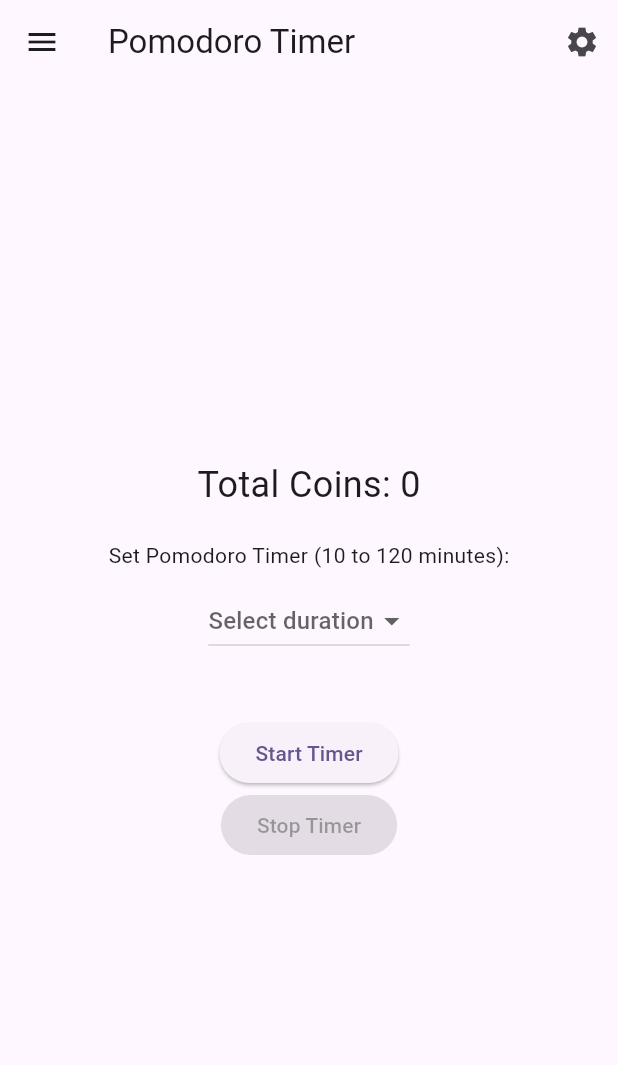
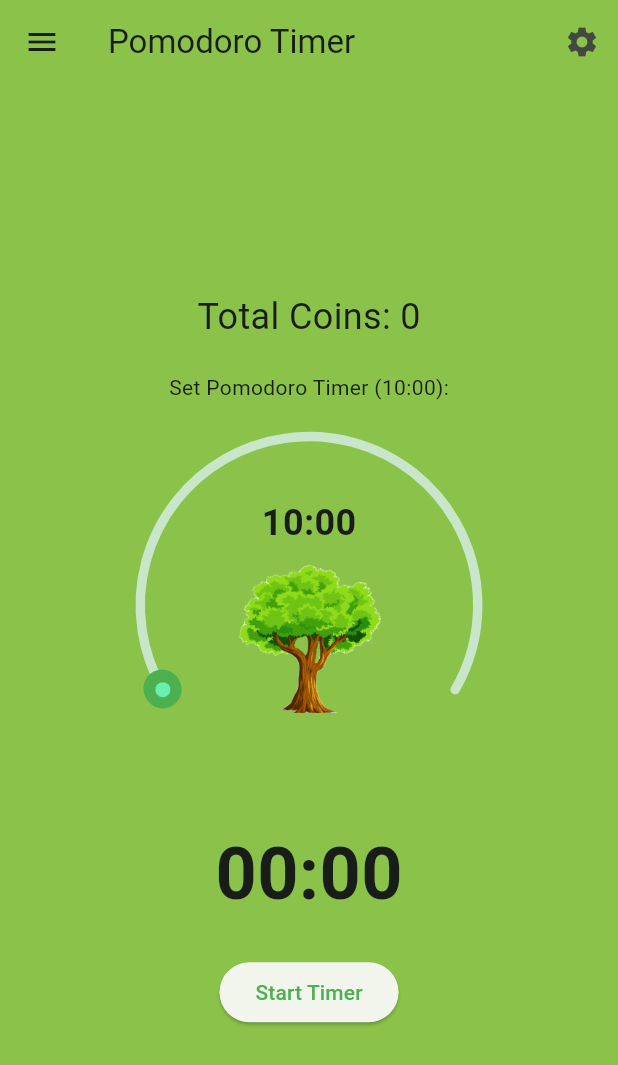
Before and after one commit to Ais3l/productivity_app_andy, a Flutter app: the screen it shows after launch, on a phone screen of 412 x 824 dp. Shown: the top 1065 px of the screen. Run offline on Flutter 3.47's test engine with Material 3 defaults, Android fonts, the light colour scheme and no system bars; drawn by our look-alikes of sleek_circular_slider.

Commit message:
home page added image and slider dial

```diff
--- a/lib/main.dart
+++ b/lib/main.dart
@@ -1,5 +1,6 @@
 import 'package:flutter/material.dart';
 import 'dart:async'; // Import for using Timer
+import 'package:sleek_circular_slider/sleek_circular_slider.dart';
 
 void main() {
   runApp(const MyApp());
@@ -13,7 +14,13 @@ class MyApp extends StatelessWidget {
     return MaterialApp(
       title: 'Productivity App',
       theme: ThemeData(
-        colorScheme: ColorScheme.fromSeed(seedColor: Colors.deepPurple),
+        colorScheme: ColorScheme.fromSeed(
+          seedColor: Colors.green, // Use a green seed color
+          primary: Colors.green, // Primary color
+          secondary: Colors.greenAccent, // Secondary color
+          surface: Colors.lightGreen, // Surface color
+          background: Colors.green[50], // Background color
+        ),
         useMaterial3: true,
       ),
       home: const FirstPage(), // Set FirstPage as the initial home
@@ -30,16 +37,15 @@ class FirstPage extends StatefulWidget {
 
 class _FirstPageState extends State<FirstPage> {
   int coins = 0;
-  int? timerDuration; // Changed to nullable int
+  int timerDuration = 10; // Default to 10 minutes
   bool isTimerRunning = false;
   late Timer timer;
   int remainingTime = 0; // Time remaining in seconds
 
   void startTimer() {
-    if (timerDuration != null && timerDuration! > 0) {
     setState(() {
       isTimerRunning = true;
-        remainingTime = timerDuration! * 60; // Convert to seconds
+      remainingTime = timerDuration * 60; // Convert to seconds
     });
 
     timer = Timer.periodic(const Duration(seconds: 1), (Timer timer) {
@@ -62,9 +68,8 @@ class _FirstPageState extends State<FirstPage> {
       }
     });
   }
-  }
 
-  void stopTimer() {
+  void cancelTimer() {
     if (isTimerRunning) {
       timer.cancel();
       setState(() {
@@ -93,7 +98,7 @@ class _FirstPageState extends State<FirstPage> {
           ),
         ],
       ),
-      body: Center( // Centering the content
+      body: Center(
         child: Padding(
           padding: const EdgeInsets.all(16.0),
           child: Column(
@@ -101,38 +106,57 @@ class _FirstPageState extends State<FirstPage> {
             children: <Widget>[
               Text('Total Coins: $coins', style: const TextStyle(fontSize: 24)),
               const SizedBox(height: 20),
-              Text('Set Pomodoro Timer (10 to 120 minutes):'),
+              Text('Set Pomodoro Timer ($timerDuration:00):'), // Updated to show current duration
               const SizedBox(height: 10),
-              DropdownButton<int>(
-                value: timerDuration, // Changed to nullable int
-                hint: const Text('Select duration'),
-                items: List.generate(121, (index) => index + 10) // Generates numbers from 10 to 120
-                    .map<DropdownMenuItem<int>>((int value) {
-                  return DropdownMenuItem<int>(
-                    value: value,
-                    child: Text('$value minutes'),
+              SleekCircularSlider(
+                initialValue: timerDuration.toDouble(), // Start at 10 minutes as a double
+                min: 10,
+                max: 120,
+                onChange: (double value) {
+                  setState(() {
+                    timerDuration = value.toInt(); // Update timer duration
+                    remainingTime = timerDuration * 60; // Update remaining time for display
+                  });
+                },
+                appearance: CircularSliderAppearance(
+                  customColors: CustomSliderColors(
+                    dotColor: Colors.greenAccent,
+                    trackColor: Colors.green[100],
+                    progressBarColor: Colors.green,
+                  ),
+                  size: 250, // Size of the circular slider
+                ),
+                // Add an image inside the slider
+                innerWidget: (double value) {
+                  return Column(
+                    mainAxisAlignment: MainAxisAlignment.center,
+                    children: [
+                      // Show the current timer value while sliding
+                      Text(
+                        '${value.toInt()}:00', // Display current value in minutes
+                        style: const TextStyle(fontSize: 24, fontWeight: FontWeight.bold),
+                      ),
+                      const SizedBox(height: 10),
+                      // Place your image here
+                      Image.asset(
+                        'images/tree.png', // Updated path to the image
+                        fit: BoxFit.cover,
+                        height: 100, // Adjust height as needed
+                      ),
+                    ],
                   );
-                }).toList(),
-                onChanged: (int? newValue) {
-                  setState(() {
-                    timerDuration = newValue; // Set selected value
-                  });
                 },
               ),
               const SizedBox(height: 20),
-              if (isTimerRunning) // Show countdown if the timer is running
+              // Move the countdown timer display to the bottom
               Text(
                 formattedTime,
                 style: const TextStyle(fontSize: 48, fontWeight: FontWeight.bold),
               ),
               const SizedBox(height: 20),
               ElevatedButton(
-                onPressed: isTimerRunning ? null : startTimer,
-                child: const Text('Start Timer'),
-              ),
-              ElevatedButton(
-                onPressed: isTimerRunning ? stopTimer : null,
-                child: const Text('Stop Timer'),
+                onPressed: isTimerRunning ? cancelTimer : startTimer,
+                child: Text(isTimerRunning ? 'Cancel Timer' : 'Start Timer'),
               ),
             ],
           ),
@@ -143,7 +167,7 @@ class _FirstPageState extends State<FirstPage> {
           padding: EdgeInsets.zero,
           children: [
             DrawerHeader(
-              decoration: BoxDecoration(color: Colors.deepPurple),
+              decoration: BoxDecoration(color: Colors.green),
               child: const Text(
                 'Navigation',
                 style: TextStyle(
--- a/pubspec.yaml
+++ b/pubspec.yaml
@@ -30,6 +30,7 @@ environment:
 dependencies:
   flutter:
     sdk: flutter
+  sleek_circular_slider: ^2.0.1
 
 
   # The following adds the Cupertino Icons font to your application.
@@ -59,7 +60,8 @@ flutter:
   uses-material-design: true
 
   # To add assets to your application, add an assets section, like this:
-  # assets:
+  assets:
+    - images/tree.png
   #   - images/a_dot_burr.jpeg
   #   - images/a_dot_ham.jpeg
 
```
Also changed, not shown: images/tree.png (added), pubspec.lock. Lines whose indentation alone changed are shown as unchanged.
